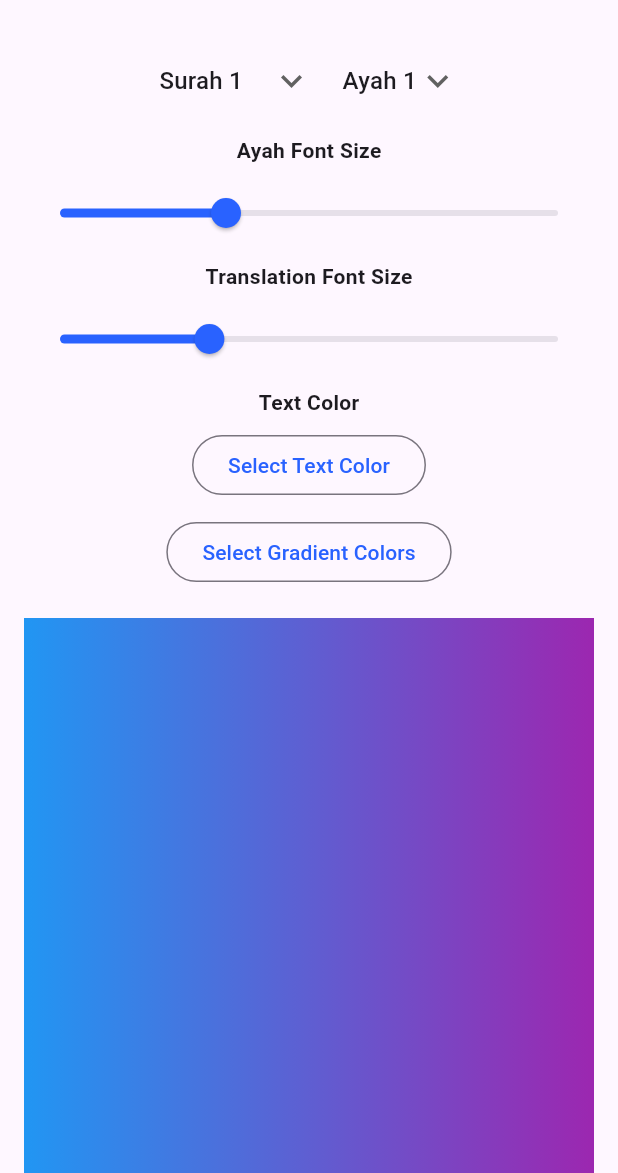
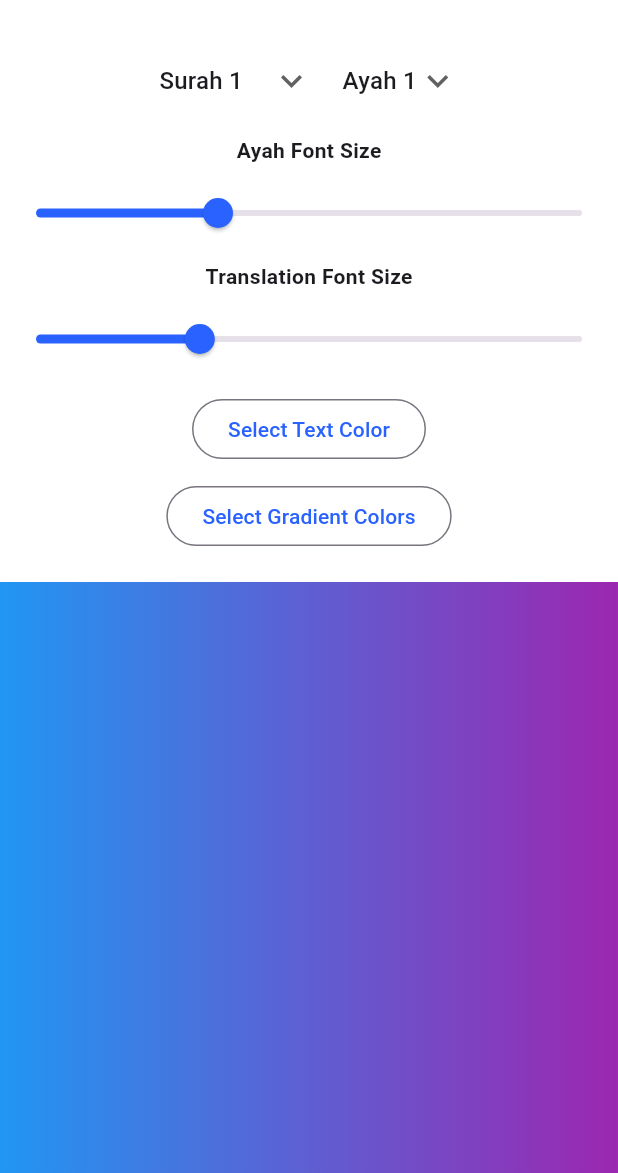
Before and after one commit to muzzammil763/Ayah_Share_Mobile_App, a Flutter app: the screen it shows after launch, on a phone screen of 412 x 824 dp, the part 63-1236 px from its top. Run offline on Flutter 3.47's test engine with Material 3 defaults, Android fonts, the phone set to English and light mode, and no system bars; drawn by our look-alikes of screenshot; our stand-ins replace flutter_colorpicker; network calls fail.

Commit message:
some design fixes

```diff
--- a/lib/main.dart
+++ b/lib/main.dart
@@ -84,8 +84,11 @@ class AyahShareScreenState extends State<AyahShareScreen> {
   @override
   Widget build(BuildContext context) {
     return Scaffold(
+      backgroundColor: Colors.white,
       appBar: AppBar(
-        surfaceTintColor: Colors.blueAccent,
+        backgroundColor: Colors.white,
+        scrolledUnderElevation: 0,
+        elevation: 0,
         title: const Text(
           'AyahShare',
           style: TextStyle(
@@ -94,10 +97,10 @@ class AyahShareScreenState extends State<AyahShareScreen> {
         ),
       ),
       body: SingleChildScrollView(
-        padding: const EdgeInsets.all(16.0),
         child: Column(
           children: [
             // Surah and Ayah selection
+            const SizedBox(height: 16),
             Row(
               mainAxisAlignment: MainAxisAlignment.center,
               children: [
@@ -192,14 +195,8 @@ class AyahShareScreenState extends State<AyahShareScreen> {
                 });
               },
             ),
-            const SizedBox(height: 8),
-            const Text(
-              'Text Color',
-              style: TextStyle(
-                fontWeight: FontWeight.bold,
-              ),
-            ),
-            const SizedBox(height: 8),
+            const SizedBox(height: 12),
+
             OutlinedButton(
               onPressed: () {
                 showDialog(
@@ -301,8 +298,15 @@ class AyahShareScreenState extends State<AyahShareScreen> {
             // Share button
             OutlinedButton(
               onPressed: () {},
-              child: const Text('Share Image'),
+              child: Text(
+                'Share Image',
+                style: TextStyle(
+                  fontWeight: FontWeight.w500,
+                  color: Colors.blueAccent.shade700,
+                ),
+              ),
             ),
+            const SizedBox(height: 16),
           ],
         ),
       ),
```
